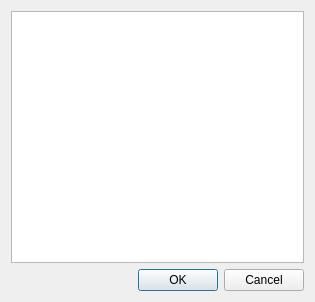
Above: refnx/reflect/_app/ui/data_object_selector.ui from refnx/refnx before the change. Below: the same form after it.
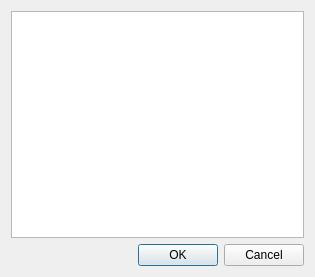
That is the form after the change.

Commit message: MAINT: multiple dataset removal

The edit to the form file:
```diff
--- a/refnx/reflect/_app/ui/data_object_selector.ui
+++ b/refnx/reflect/_app/ui/data_object_selector.ui
@@ -7,7 +7,7 @@
     <x>0</x>
     <y>0</y>
     <width>315</width>
-    <height>302</height>
+    <height>277</height>
    </rect>
   </property>
   <property name="windowTitle">
```
Left out of the diff: 2 changed lines with no effect on the pictures. The commit also changes 1 other file.
